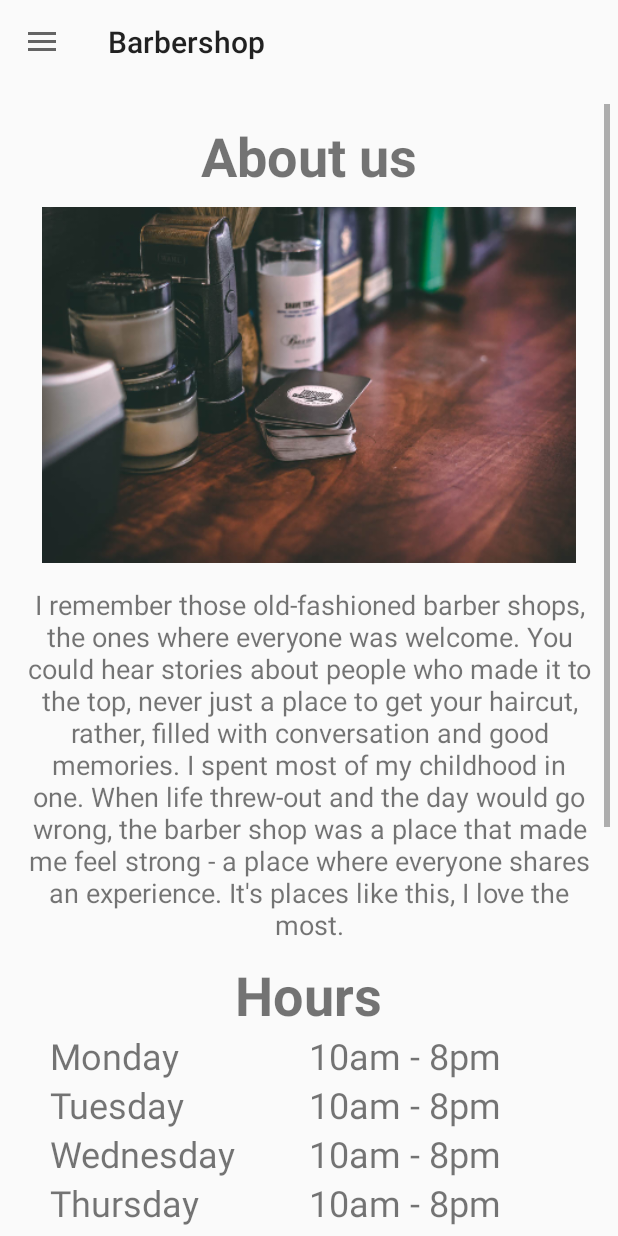
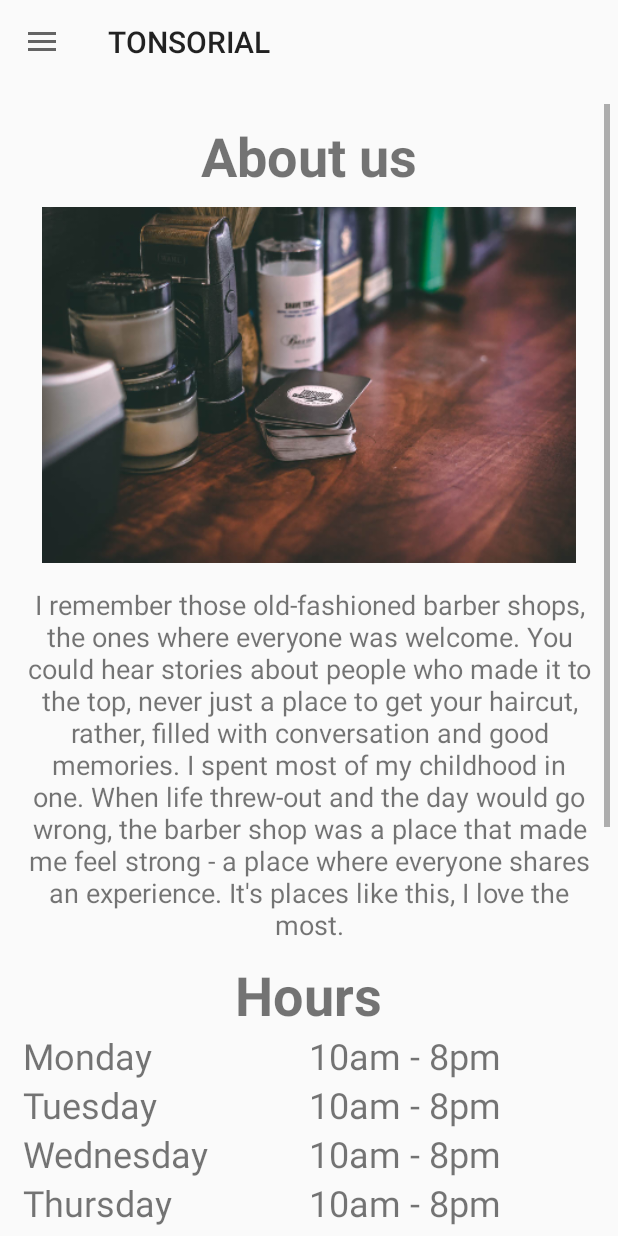
Before and after one commit to Codengg/TonsorialAPP, an Android app: the screen it shows after launch (MainActivity), in the side drawer, after a tap on "About", on a phone screen of 412 x 824 dp. Run offline under Robolectric (Android 15) with nearby library versions, the phone set to English and light mode, and no system bars; Roboto replaces fonts that are not available here.

Commit message:
Fixed and Orgranized Layouts and Code

```diff
--- a/app/src/main/res/layout/fragment_about.xml
+++ b/app/src/main/res/layout/fragment_about.xml
@@ -18,21 +18,20 @@
 
         <LinearLayout
             android:layout_width="match_parent"
-            android:layout_height="match_parent"
-            android:orientation="vertical"
-            android:layout_margin="10dp">
+            android:layout_height="wrap_content"
+            android:layout_margin="10dp"
+            android:orientation="vertical">
 
 
             <TextView
                 android:id="@+id/tv_product"
                 android:layout_width="wrap_content"
                 android:layout_height="wrap_content"
-                android:layout_weight="0"
+                android:layout_gravity="center"
                 android:fontFamily="@font/playball"
-                android:text="About us"
+                android:text="@string/about_us"
                 android:textAlignment="center"
                 android:textSize="36sp"
-                android:layout_gravity="center"
                 android:textStyle="bold"
 
                 tools:layout_editor_absoluteX="138dp" />
@@ -42,8 +41,9 @@
                 android:layout_width="379dp"
                 android:layout_height="237dp"
                 android:layout_gravity="center"
+                android:layout_margin="10dp"
+                android:contentDescription="@string/aboutPic1TOPDescription"
                 app:srcCompat="@drawable/about"
-                android:layout_margin="10dp"
                 tools:layout_editor_absoluteX="16dp"
                 tools:layout_editor_absoluteY="72dp" />
 
@@ -67,7 +67,7 @@
                 android:layout_gravity="center"
                 android:layout_marginTop="10dp"
                 android:fontFamily="@font/playball"
-                android:text="Hours"
+                android:text="@string/hours"
                 android:textAlignment="center"
                 android:textSize="36sp"
                 android:textStyle="bold"
@@ -78,8 +78,7 @@
                 android:id="@+id/LCuts"
                 android:layout_width="match_parent"
                 android:layout_height="wrap_content"
-                android:layout_weight="0"
-                android:layout_marginHorizontal="18dp"
+                android:baselineAligned="false"
                 android:orientation="horizontal">
 
                 <LinearLayout
@@ -93,57 +92,50 @@
                         android:id="@+id/editText2"
                         android:layout_width="match_parent"
                         android:layout_height="wrap_content"
-                        android:inputType="textPersonName"
-                        android:text="Monday"
+                        android:text="@string/monday"
                         android:textSize="24sp" />
 
                     <TextView
                         android:id="@+id/editText4"
                         android:layout_width="match_parent"
                         android:layout_height="wrap_content"
-                        android:textSize="24sp"
-                        android:inputType="textPersonName"
-                        android:text="Tuesday" />
+                        android:text="@string/tuesday"
+                        android:textSize="24sp" />
 
                     <TextView
                         android:id="@+id/editText5"
                         android:layout_width="match_parent"
                         android:layout_height="wrap_content"
-                        android:textSize="24sp"
-                        android:inputType="textPersonName"
-                        android:text="Wednesday" />
+                        android:text="@string/wednesday"
+                        android:textSize="24sp" />
 
                     <TextView
                         android:id="@+id/editText6"
                         android:layout_width="match_parent"
                         android:layout_height="wrap_content"
-                        android:textSize="24sp"
-                        android:inputType="textPersonName"
-                        android:text="Thursday" />
+                        android:text="@string/thursday"
+                        android:textSize="24sp" />
 
                     <TextView
                         android:id="@+id/editText7"
                         android:layout_width="match_parent"
                         android:layout_height="wrap_content"
-                        android:textSize="24sp"
-                        android:inputType="textPersonName"
-                        android:text="Friday" />
+                        android:text="@string/friday"
+                        android:textSize="24sp" />
 
                     <TextView
                         android:id="@+id/editText8"
                         android:layout_width="match_parent"
                         android:layout_height="wrap_content"
-                        android:textSize="24sp"
-                        android:inputType="textPersonName"
-                        android:text="Saturday" />
+                        android:text="@string/saturday"
+                        android:textSize="24sp" />
 
                     <TextView
                         android:id="@+id/editText9"
                         android:layout_width="match_parent"
                         android:layout_height="wrap_content"
-                        android:textSize="24sp"
-                        android:inputType="textPersonName"
-                        android:text="Sunday" />
+                        android:text="@string/sunday"
+                        android:textSize="24sp" />
                 </LinearLayout>
 
                 <LinearLayout
@@ -157,57 +149,50 @@
                         android:id="@+id/editText3"
                         android:layout_width="match_parent"
                         android:layout_height="wrap_content"
-                        android:textSize="24sp"
-                        android:inputType="textPersonName"
-                        android:text="10am - 8pm" />
+                        android:text="@string/_10am_8pm"
+                        android:textSize="24sp" />
 
                     <TextView
                         android:id="@+id/editText10"
                         android:layout_width="match_parent"
                         android:layout_height="wrap_content"
-                        android:textSize="24sp"
-                        android:inputType="textPersonName"
-                        android:text="10am - 8pm" />
+                        android:text="@string/_10am_8pm"
+                        android:textSize="24sp" />
 
                     <TextView
                         android:id="@+id/editText11"
                         android:layout_width="match_parent"
                         android:layout_height="wrap_content"
-                        android:textSize="24sp"
-                        android:inputType="textPersonName"
-                        android:text="10am - 8pm" />
+                        android:text="@string/_10am_8pm"
+                        android:textSize="24sp" />
 
                     <TextView
                         android:id="@+id/editText12"
                         android:layout_width="match_parent"
                         android:layout_height="wrap_content"
-                        android:textSize="24sp"
-                        android:inputType="textPersonName"
-                        android:text="10am - 8pm" />
+                        android:text="@string/_10am_8pm"
+                        android:textSize="24sp" />
 
                     <TextView
                         android:id="@+id/editText13"
                         android:layout_width="match_parent"
                         android:layout_height="wrap_content"
-                        android:textSize="24sp"
-                        android:inputType="textPersonName"
-                        android:text="10am - 8pm" />
+                        android:text="@string/_10am_8pm"
+                        android:textSize="24sp" />
 
                     <TextView
                         android:id="@+id/editText14"
                         android:layout_width="match_parent"
                         android:layout_height="wrap_content"
-                        android:textSize="24sp"
-                        android:inputType="textPersonName"
-                        android:text="10am - 8pm" />
+                        android:text="@string/_10am_8pm"
+                        android:textSize="24sp" />
 
                     <TextView
                         android:id="@+id/editText15"
                         android:layout_width="match_parent"
                         android:layout_height="wrap_content"
-                        android:textSize="24sp"
-                        android:inputType="textPersonName"
-                        android:text="11am - 7pm" />
+                        android:text="@string/_11am_7pm"
+                        android:textSize="24sp" />
 
                 </LinearLayout>
             </LinearLayout>
@@ -218,9 +203,8 @@
                 android:layout_height="wrap_content"
                 android:layout_gravity="center"
                 android:layout_marginTop="10dp"
-                android:layout_weight="0"
                 android:fontFamily="@font/playball"
-                android:text="Photos"
+                android:text="@string/photos"
                 android:textAlignment="center"
                 android:textSize="36sp"
                 android:textStyle="bold"
@@ -231,8 +215,8 @@
                 android:id="@+id/viewPager"
                 android:layout_width="match_parent"
                 android:layout_height="250dp"
-                android:padding="40dp"
-                android:layout_marginTop="10dp">
+                android:layout_marginTop="10dp"
+                android:padding="40dp">
 
             </androidx.viewpager.widget.ViewPager>
 
--- a/app/src/main/res/layout/fragment_home.xml
+++ b/app/src/main/res/layout/fragment_home.xml
@@ -11,6 +11,7 @@
         android:layout_width="0dp"
         android:layout_height="0dp"
         android:adjustViewBounds="true"
+        android:contentDescription="@string/homePic1Background"
         android:scaleType="fitXY"
         android:src="@mipmap/barberbackgrounnd"
         app:layout_constraintBottom_toBottomOf="parent"
@@ -24,6 +25,7 @@
         android:id="@+id/barberlogo"
         android:layout_width="250dp"
         android:layout_height="271dp"
+        android:contentDescription="@string/homePIC2Icon"
         app:layout_constraintBottom_toBottomOf="parent"
         app:layout_constraintEnd_toEndOf="parent"
         app:layout_constraintHorizontal_bias="0.496"
--- a/app/src/main/res/values/strings.xml
+++ b/app/src/main/res/values/strings.xml
@@ -1,5 +1,5 @@
 <resources>
-    <string name="app_name">Barbershop</string>
+    <string name="app_name">TONSORIAL</string>
     <string name="about">About</string>
     <string name="barbers">Barbers</string>
     <string name="services">Services</string>
@@ -19,7 +19,7 @@
     <string name="call">Call</string>
     <string name="phonenumber">+1(347) 645 6386</string>
     <string name="phonetv">Phone</string>
-    <string name="Address">32-86 Steinway St, Long Island City NY, 11103</string>
+    <string name="Address">32–86 Steinway St, Long Island City NY, 11103</string>
     <string name="AdressTV">Address</string>
     <string name="contact_us">Contact Us</string>
     <string name="cashonly">Cash only All sales are final</string>
@@ -37,4 +37,24 @@
     <string name="_25">$25</string>
     <string name="shaves">Shaves</string>
     <string name="_25_n">$25</string>
+    <string name="about_us">About us</string>
+    <string name="tuesday">Tuesday</string>
+    <string name="_10am_8pm">10am - 8pm</string>
+    <string name="sunday">Sunday</string>
+    <string name="photos">Photos</string>
+    <string name="_11am_7pm">11am - 7pm</string>
+    <string name="saturday">Saturday</string>
+    <string name="friday">Friday</string>
+    <string name="thursday">Thursday</string>
+    <string name="wednesday">Wednesday</string>
+    <string name="monday">Monday</string>
+    <string name="hours">Hours</string>
+    <string name="aboutPic1TOPDescription">Picture of BarberShop Supplies on Table</string>
+    <string name="contactPic1Map">Picture of Map Location of Tonsorial barber shop</string>
+    <string name="follow_us">Follow Us</string>
+    <string name="twitter_icon_link">Twitter Icon Link</string>
+    <string name="instagram_icon_link">Instagram Icon Link</string>
+    <string name="facebook_icon_link">Facebook Icon Link</string>
+    <string name="homePic1Background">Background Imgae of Tonsorial BarberShop</string>
+    <string name="homePIC2Icon">Icon Image of Tonorial</string>
 </resources>
```
Also changed, not shown: app/src/main/java/com/conversion/sbx/barbershop/EventFragment.java (+20 -29 lines), app/src/main/res/layout/fragment_contact.xml (+10 -20 lines), app/src/main/res/layout/fragment_event.xml (+8 -21 lines).
